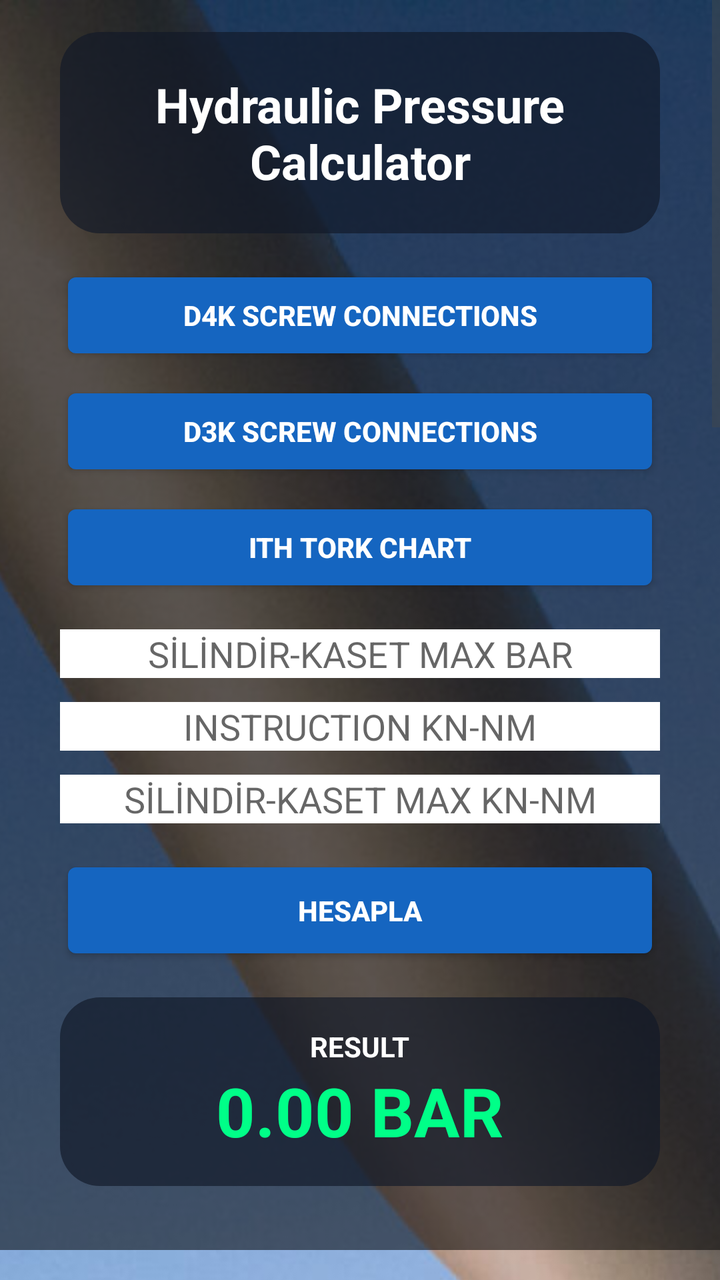
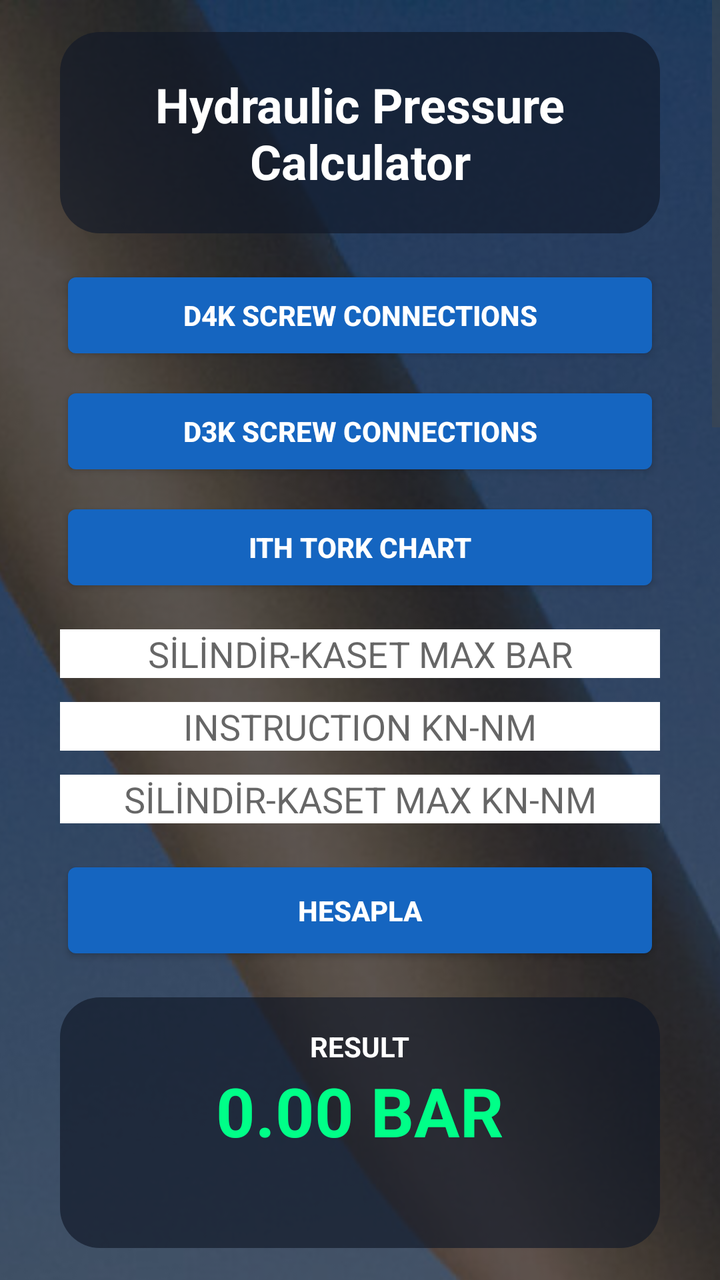

An Android layout rendered at two revisions. The XML below is the earlier revision; the diff shows what the commit changed to produce the second picture.
<!-- AndroidManifest.xml: application theme android:Theme.DeviceDefault.Light.NoActionBar -->
<!-- res/layout/activity_main.xml -->
<?xml version="1.0" encoding="utf-8"?>
<ScrollView
    xmlns:android="http://schemas.android.com/apk/res/android"
    android:layout_width="match_parent"
    android:layout_height="match_parent"
    android:fillViewport="true">

    <FrameLayout
        android:layout_width="match_parent"
        android:layout_height="wrap_content">

        <ImageView
            android:layout_width="match_parent"
            android:layout_height="match_parent"
            android:scaleType="centerCrop"
            android:src="@drawable/wind_turbine" />

        <LinearLayout
            android:layout_width="match_parent"
            android:layout_height="wrap_content"
            android:orientation="vertical"
            android:gravity="center"
            android:background="#88000000"
            android:padding="16dp">

            <LinearLayout
                android:layout_width="300dp"
                android:layout_height="wrap_content"
                android:orientation="vertical"
                android:gravity="center_horizontal"
                android:background="@drawable/header_card"
                android:padding="20dp"
                android:layout_marginBottom="16dp">

                <TextView
                    android:layout_width="match_parent"
                    android:layout_height="wrap_content"
                    android:text="Hydraulic Pressure Calculator"
                    android:textColor="#FFFFFF"
                    android:textSize="24sp"
                    android:textStyle="bold"
                    android:gravity="center"
                    android:textAlignment="center" />

            </LinearLayout>

            <LinearLayout
                android:layout_width="300dp"
                android:layout_height="wrap_content"
                android:orientation="vertical"
                android:layout_marginBottom="16dp">

                <Button
                    android:id="@+id/openD4K"
                    android:layout_width="match_parent"
                    android:layout_height="50dp"
                    android:text="D4K Screw Connections"
                    android:textStyle="bold"
                    android:textColor="#FFFFFF"
                    android:backgroundTint="#1565C0" />

                <Button
                    android:id="@+id/openD3K"
                    android:layout_width="match_parent"
                    android:layout_height="50dp"
                    android:layout_marginTop="8dp"
                    android:text="D3K Screw Connections"
                    android:textStyle="bold"
                    android:textColor="#FFFFFF"
                    android:backgroundTint="#1565C0" />

                <Button
                    android:id="@+id/openITH"
                    android:layout_width="match_parent"
                    android:layout_height="50dp"
                    android:layout_marginTop="8dp"
                    android:text="ITH Tork Chart"
                    android:textStyle="bold"
                    android:textColor="#FFFFFF"
                    android:backgroundTint="#1565C0" />

            </LinearLayout>

            <EditText
                android:id="@+id/maxBar"
                android:layout_width="300dp"
                android:layout_height="wrap_content"
                android:hint="SİLİNDİR-KASET MAX BAR"
                android:background="#FFFFFF"
                android:gravity="center"
                android:inputType="numberDecimal" />

            <EditText
                android:id="@+id/instruction"
                android:layout_width="300dp"
                android:layout_height="wrap_content"
                android:layout_marginTop="12dp"
                android:hint="INSTRUCTION KN-NM"
                android:background="#FFFFFF"
                android:gravity="center"
                android:inputType="numberDecimal" />

            <EditText
                android:id="@+id/maxKn"
                android:layout_width="300dp"
                android:layout_height="wrap_content"
                android:layout_marginTop="12dp"
                android:hint="SİLİNDİR-KASET MAX KN-NM"
                android:background="#FFFFFF"
                android:gravity="center"
                android:inputType="numberDecimal" />

            <Button
                android:id="@+id/calculate"
                android:layout_width="300dp"
                android:layout_height="55dp"
                android:layout_marginTop="16dp"
                android:text="HESAPLA"
                android:textStyle="bold"
                android:textColor="#FFFFFF"
                android:backgroundTint="#1565C0" />

            <LinearLayout
                android:layout_width="300dp"
                android:layout_height="wrap_content"
                android:orientation="vertical"
                android:gravity="center"
                android:padding="15dp"
                android:layout_marginTop="16dp"
                android:layout_marginBottom="16dp"
                android:background="@drawable/header_card">

                <TextView
                    android:layout_width="wrap_content"
                    android:layout_height="wrap_content"
                    android:text="RESULT"
                    android:textColor="#FFFFFF"
                    android:textStyle="bold" />

                <TextView
                    android:id="@+id/result"
                    android:layout_width="wrap_content"
                    android:layout_height="wrap_content"
                    android:text="0.00 BAR"
                    android:textColor="#00FF88"
                    android:textSize="34sp"
                    android:textStyle="bold" />

            </LinearLayout>

        </LinearLayout>

    </FrameLayout>

</ScrollView>
<!-- resources referenced by this layout -->
<resources>
  <!-- drawable header_card (drawable) -->
  <?xml version="1.0" encoding="utf-8"?>
  <shape xmlns:android="http://schemas.android.com/apk/res/android">
  
      <solid android:color="#AA111827" />
  
      <corners
          android:radius="20dp" />
  
  </shape>
  <!-- drawable wind_turbine: jpg bitmap (drawable, 630288 bytes) -->
</resources>

<!-- the commit's change to res/layout/activity_main.xml (unified diff, before → after) -->
@@ -146,6 +146,16 @@
                     android:textSize="34sp"
                     android:textStyle="bold" />
 
+                <TextView
+                    android:id="@+id/history"
+                    android:layout_width="match_parent"
+                    android:layout_height="wrap_content"
+                    android:layout_marginTop="12dp"
+                    android:text=""
+                    android:textColor="#FFFFFF"
+                    android:textSize="14sp"
+                    android:gravity="center" />
+
             </LinearLayout>
 
         </LinearLayout>
